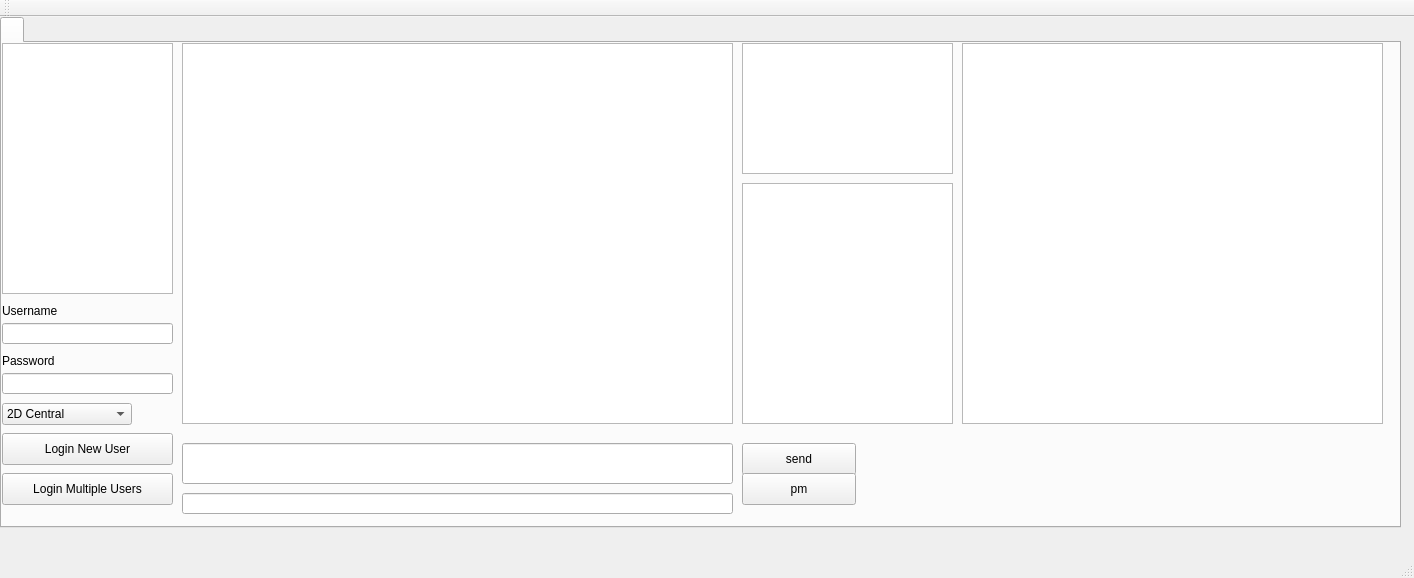
Before: the Qt Designer form mainwindow.ui in Arus12316/sabotv2, drawn with Qt 5.
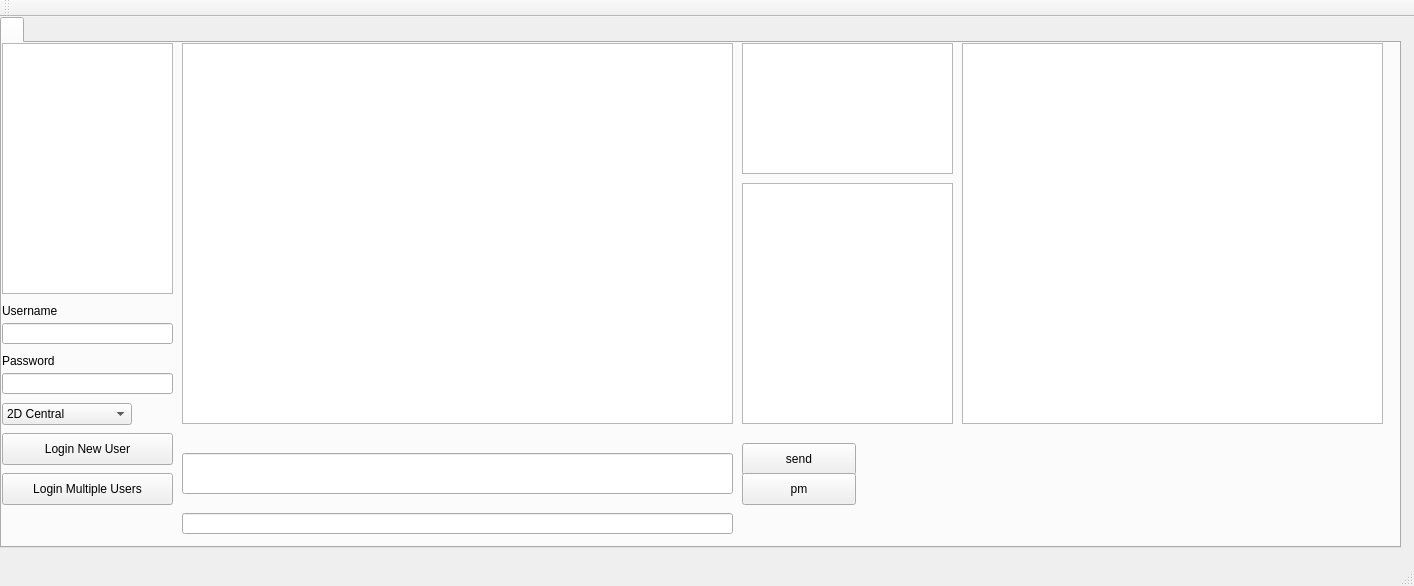
After: the same form once the commit is applied.

Commit message: Added username labels over message input box.

```diff
--- a/mainwindow.ui
+++ b/mainwindow.ui
@@ -7,7 +7,7 @@
     <x>0</x>
     <y>0</y>
     <width>1414</width>
-    <height>578</height>
+    <height>586</height>
    </rect>
   </property>
   <property name="windowTitle">
@@ -20,7 +20,7 @@
       <x>0</x>
       <y>0</y>
       <width>1401</width>
-      <height>511</height>
+      <height>531</height>
      </rect>
     </property>
     <property name="currentIndex">
@@ -220,7 +220,7 @@
       <property name="geometry">
        <rect>
         <x>180</x>
-        <y>400</y>
+        <y>410</y>
         <width>551</width>
         <height>41</height>
        </rect>
@@ -266,7 +266,7 @@
       <property name="geometry">
        <rect>
         <x>180</x>
-        <y>450</y>
+        <y>470</y>
         <width>551</width>
         <height>21</height>
        </rect>
@@ -285,6 +285,24 @@
        <string>pm</string>
       </property>
      </widget>
+     <widget class="QLabel" name="currUserLabel">
+      <property name="geometry">
+       <rect>
+        <x>180</x>
+        <y>390</y>
+        <width>121</width>
+        <height>16</height>
+       </rect>
+      </property>
+      <property name="font">
+       <font>
+        <pointsize>10</pointsize>
+       </font>
+      </property>
+      <property name="text">
+       <string/>
+      </property>
+     </widget>
     </widget>
    </widget>
   </widget>
```
The commit also changes 6 other files.
